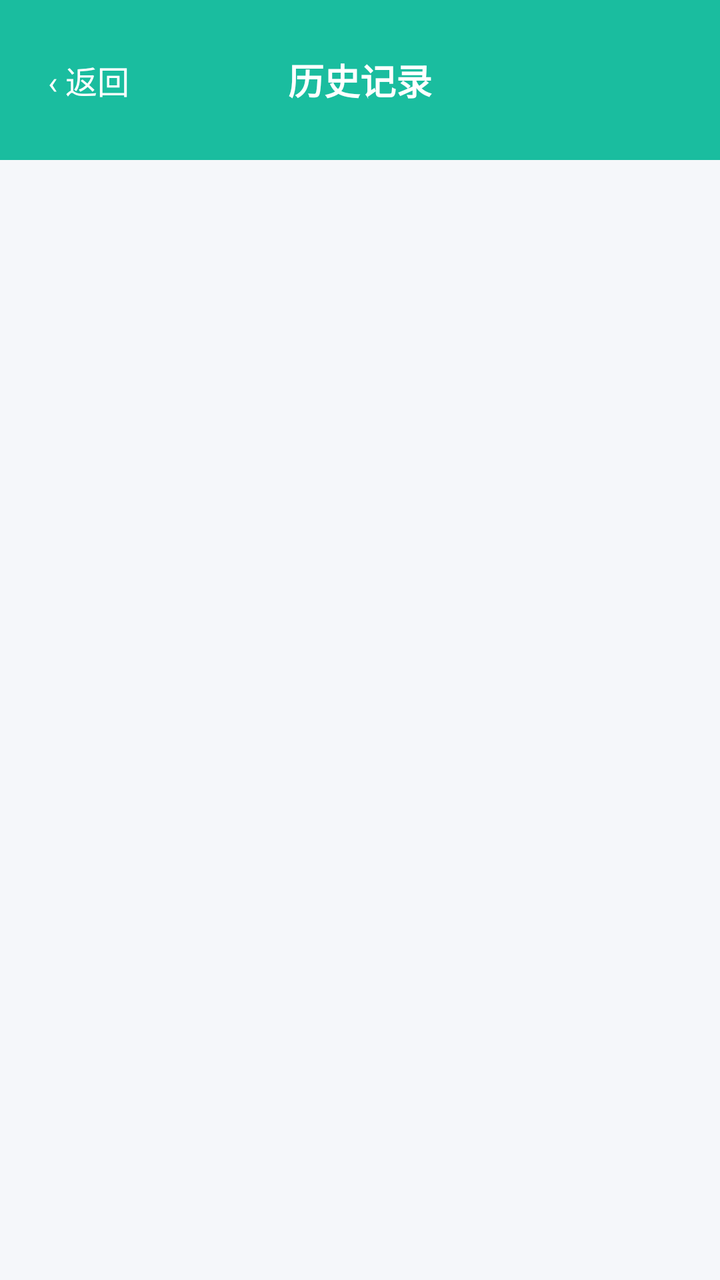
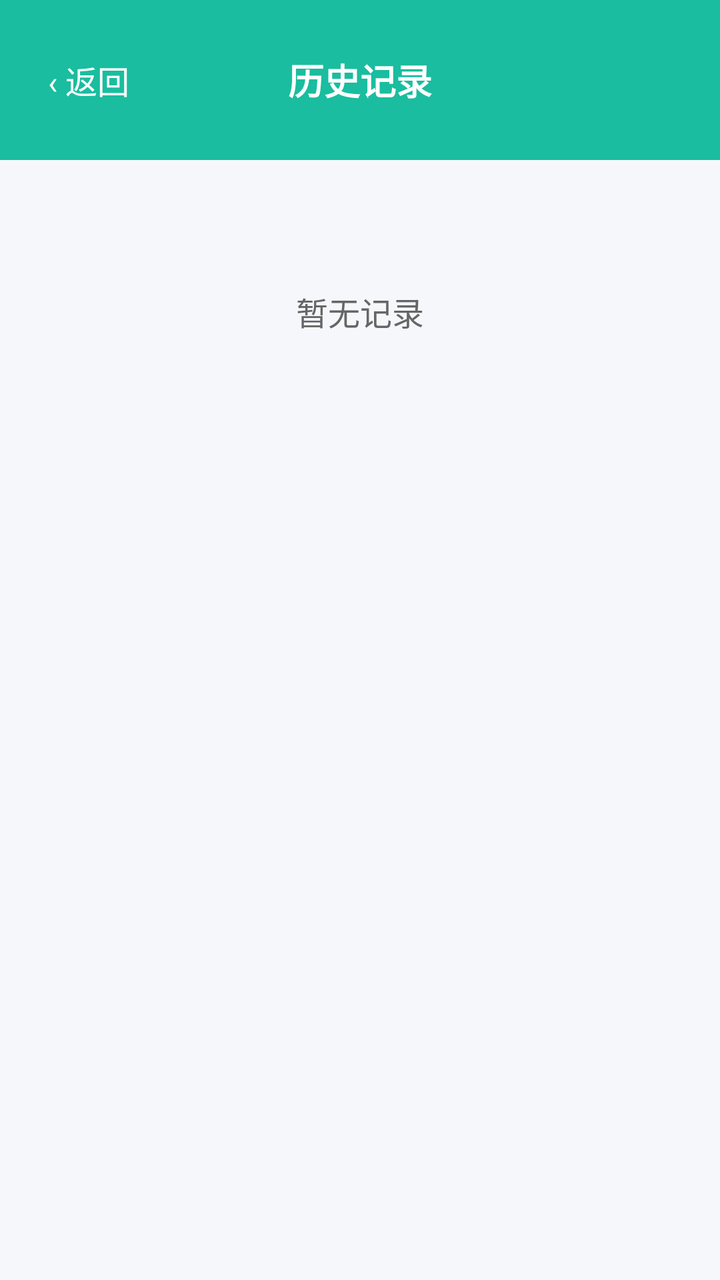

Before-and-after screenshots of an Android layout around one commit, followed by the original layout XML and the change that was made.
<!-- AndroidManifest.xml: application theme Theme.Bmi_app -->
<!-- res/layout/activity_history.xml -->
<?xml version="1.0" encoding="utf-8"?>
<LinearLayout xmlns:android="http://schemas.android.com/apk/res/android"
    android:layout_width="match_parent"
    android:layout_height="match_parent"
    android:background="#F5F7FA"
    android:orientation="vertical">

    
    
    
    <RelativeLayout
        android:layout_width="match_parent"
        android:layout_height="80dp"
        android:paddingTop="24dp"
        android:background="#1ABD9F"
        android:paddingStart="16dp"
        android:paddingEnd="16dp">

        <TextView
            android:id="@+id/tv_back"
            android:layout_width="wrap_content"
            android:layout_height="wrap_content"
            android:layout_centerVertical="true"
            android:layout_alignParentStart="true"
            android:text="‹ 返回"
            android:textColor="#FFFFFF"
            android:textSize="16sp"
            android:padding="8dp" />

        <TextView
            android:layout_width="wrap_content"
            android:layout_height="wrap_content"
            android:layout_centerInParent="true"
            android:text="历史记录"
            android:textColor="#FFFFFF"
            android:textSize="18sp"
            android:textStyle="bold" />

        
        <TextView
            android:id="@+id/tv_delete_goal"
            android:layout_width="wrap_content"
            android:layout_height="wrap_content"
            android:layout_centerVertical="true"
            android:layout_alignParentEnd="true"
            android:text="删除"
            android:textColor="#FFE0E0"
            android:textSize="14sp"
            android:padding="8dp"
            android:visibility="gone" />
    </RelativeLayout>
</LinearLayout>
<!-- resources referenced by this layout -->
<resources>
  <style name="Theme.Bmi_app" parent="Theme.AppCompat.Light.NoActionBar">
          <item name="colorPrimary">#1ABD9F</item>
          <item name="colorPrimaryDark">#148F7A</item>
          <item name="colorAccent">#1ABD9F</item>
      </style>
</resources>

<!-- the commit's change to res/layout/activity_history.xml (unified diff, before → after) -->
@@ -5,8 +5,6 @@
     android:background="#F5F7FA"
     android:orientation="vertical">
 
-    
-    
     
     <RelativeLayout
         android:layout_width="match_parent"
@@ -35,18 +33,28 @@
             android:textColor="#FFFFFF"
             android:textSize="18sp"
             android:textStyle="bold" />
+    </RelativeLayout>
 
-        
-        <TextView
-            android:id="@+id/tv_delete_goal"
-            android:layout_width="wrap_content"
+    
+    <ScrollView
+        android:layout_width="match_parent"
+        android:layout_height="match_parent">
+
+        <LinearLayout
+            android:id="@+id/history_list"
+            android:layout_width="match_parent"
             android:layout_height="wrap_content"
-            android:layout_centerVertical="true"
-            android:layout_alignParentEnd="true"
-            android:text="删除"
-            android:textColor="#FFE0E0"
-            android:textSize="14sp"
-            android:padding="8dp"
-            android:visibility="gone" />
-    </RelativeLayout>
+            android:orientation="vertical"
+            android:padding="16dp">
+            <TextView
+                android:id="@+id/tv_empty"
+                android:layout_width="match_parent"
+                android:layout_height="wrap_content"
+                android:gravity="center"
+                android:text="暂无记录"
+                android:textColor="#666666"
+                android:textSize="16sp"
+                android:padding="48dp" />
+        </LinearLayout>
+    </ScrollView>
 </LinearLayout>
